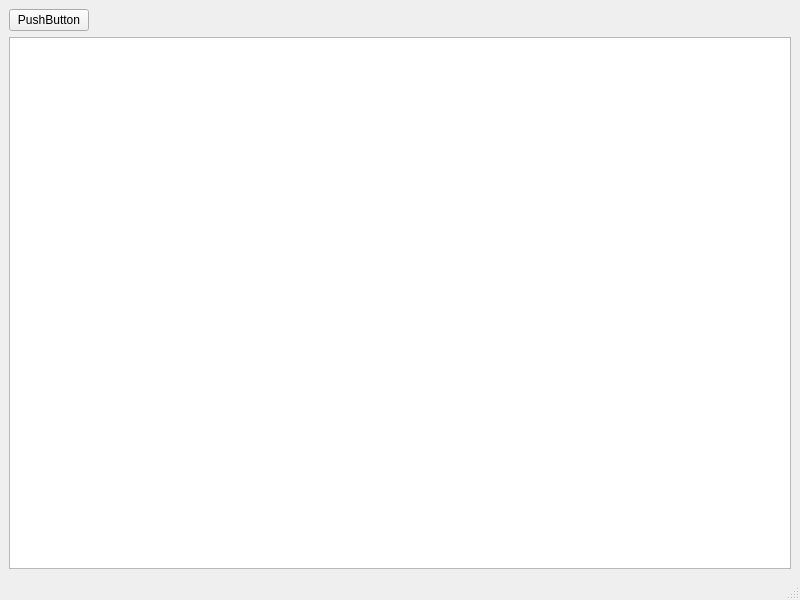
Qt form helpWindow.ui (hoodakaushal/nss-sic-intern) before a commit.
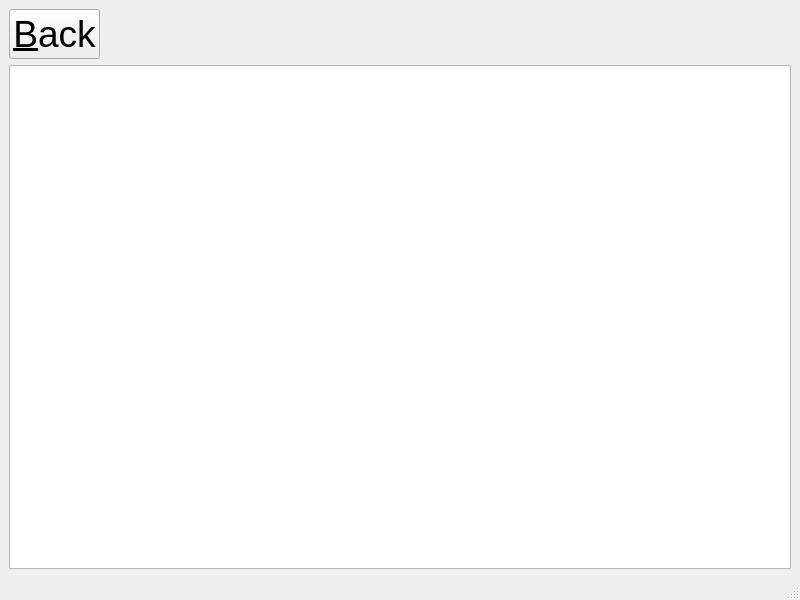
The same form after that commit.

```diff
--- a/helpWindow.ui
+++ b/helpWindow.ui
@@ -18,9 +18,14 @@
     <item>
      <layout class="QHBoxLayout" name="horizontalLayout">
       <item>
-       <widget class="QPushButton" name="pushButton">
+       <widget class="QPushButton" name="backButton">
+        <property name="font">
+         <font>
+          <pointsize>28</pointsize>
+         </font>
+        </property>
         <property name="text">
-         <string>PushButton</string>
+         <string>&amp;Back</string>
         </property>
        </widget>
       </item>
```
Left out of the diff: 8 changed lines with no effect on the pictures.
